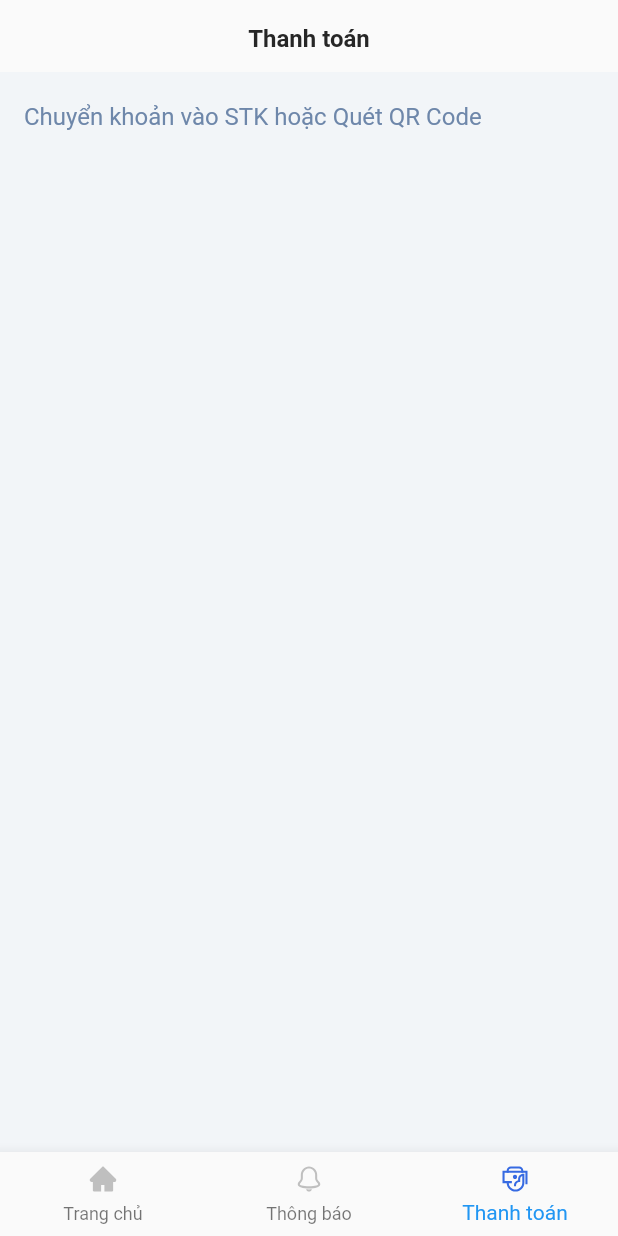
After one commit to thuno/Apartment-Manager, a Flutter app: the NavigationScreen screen opened directly, item 3 of the bottom bar chosen, on a phone screen of 412 x 824 dp. The commit adds this screen. Run offline on Flutter 3.47's test engine with Material 2 defaults, Android fonts, the phone set to English and light mode, and no system bars; our stand-ins replace flutter_svg.

Commit message:
create class bill item & bill history payment screen

```diff
--- /dev/null
+++ b/lib/Module/bill_history.dart
@@ -0,0 +1 @@
+class BillItem {}
--- a/lib/View/login_screen.dart
+++ b/lib/View/login_screen.dart
@@ -1,5 +1,5 @@
 import 'package:flutter/material.dart';
-import 'package:project1/View/home_screen.dart';
+import 'package:project1/View/navigation_screen.dart';
 
 class LoginScreen extends StatefulWidget {
   const LoginScreen({super.key});
@@ -100,7 +100,8 @@ class _LoginScreenState extends State<LoginScreen> {
                     alignment: Alignment.bottomCenter,
                     child: InkWell(
                       onTap: () {
-                        Navigator.pushReplacement(context, MaterialPageRoute(builder: (context) => const HomeScreen()));
+                        Navigator.pushReplacement(
+                            context, MaterialPageRoute(builder: (context) => const NavigationScreen()));
                       },
                       child: Container(
                         height: 40,
--- /dev/null
+++ b/lib/View/navigation_screen.dart
@@ -0,0 +1,88 @@
+import 'package:flutter/material.dart';
+import 'package:flutter/services.dart';
+import 'package:flutter_svg/flutter_svg.dart';
+import 'package:project1/View/home_screen.dart';
+import 'package:project1/View/payment_screen.dart';
+
+class NavigationScreen extends StatefulWidget {
+  const NavigationScreen({super.key});
+
+  @override
+  State<NavigationScreen> createState() => _NavigationScreenState();
+}
+
+class _NavigationScreenState extends State<NavigationScreen> {
+  int currentTab = 0;
+
+  @override
+  Widget build(BuildContext context) {
+    return Scaffold(
+      //set status bar ko màu và các icon có màu tối
+      appBar: AppBar(
+        automaticallyImplyLeading: false,
+        elevation: 0,
+        toolbarHeight: 0,
+        backgroundColor: Colors.transparent,
+        systemOverlayStyle:
+            const SystemUiOverlayStyle(statusBarIconBrightness: Brightness.dark, statusBarColor: Colors.transparent),
+      ),
+      body: Builder(builder: (context) {
+        switch (currentTab) {
+          case 0:
+            return const HomeScreen();
+          // case 1:
+          //   return const HomeScreen();
+          case 2:
+            return const PaymentScreen();
+          default:
+            return const HomeScreen();
+        }
+      }),
+      bottomNavigationBar: BottomNavigationBar(
+          onTap: (index) {
+            setState(() {
+              currentTab = index;
+            });
+          },
+          currentIndex: currentTab,
+          items: [
+            BottomNavigationBarItem(
+              icon: Container(
+                width: 20,
+                height: 20,
+                margin: const EdgeInsets.only(bottom: 4),
+                child: SvgPicture.asset(
+                  'lib/Assets/home.svg',
+                  color: currentTab == 0 ? const Color(0xFF366AE2) : const Color(0xFFBFBFBF),
+                ),
+              ),
+              label: 'Trang chủ',
+            ),
+            BottomNavigationBarItem(
+              icon: Container(
+                width: 20,
+                height: 20,
+                margin: const EdgeInsets.only(bottom: 4),
+                child: SvgPicture.asset(
+                  'lib/Assets/bell.svg',
+                  color: currentTab == 1 ? const Color(0xFF366AE2) : const Color(0xFFBFBFBF),
+                ),
+              ),
+              label: 'Thông báo',
+            ),
+            BottomNavigationBarItem(
+              icon: Container(
+                width: 20,
+                height: 20,
+                margin: const EdgeInsets.only(bottom: 4),
+                child: SvgPicture.asset(
+                  'lib/Assets/payment.svg',
+                  color: currentTab == 2 ? const Color(0xFF366AE2) : const Color(0xFFBFBFBF),
+                ),
+              ),
+              label: 'Thanh toán',
+            ),
+          ]),
+    );
+  }
+}
--- /dev/null
+++ b/lib/View/payment_screen.dart
@@ -0,0 +1,77 @@
+import 'package:flutter/material.dart';
+import 'package:flutter/services.dart';
+
+class PaymentScreen extends StatefulWidget {
+  final bool isPage;
+  const PaymentScreen({this.isPage = true, super.key});
+
+  @override
+  State<PaymentScreen> createState() => _PaymentScreenState();
+}
+
+class _PaymentScreenState extends State<PaymentScreen> {
+  List listImg = [];
+
+  @override
+  Widget build(BuildContext context) {
+    return Scaffold(
+      appBar: AppBar(
+        automaticallyImplyLeading: false,
+        elevation: 0,
+        toolbarHeight: 48,
+        backgroundColor: Colors.transparent,
+        systemOverlayStyle:
+            const SystemUiOverlayStyle(statusBarIconBrightness: Brightness.dark, statusBarColor: Colors.transparent),
+        leading: widget.isPage
+            ? null
+            : Container(
+                height: double.infinity,
+                alignment: Alignment.topCenter,
+                padding: const EdgeInsets.only(top: 12),
+                child: InkWell(
+                  onTap: () {
+                    Navigator.pop(context);
+                  },
+                  child: const Icon(
+                    Icons.chevron_left,
+                    size: 24,
+                    color: Color(0xFF4B6281),
+                  ),
+                ),
+              ),
+        centerTitle: true,
+        title: const Text(
+          'Thanh toán',
+          style: TextStyle(
+            fontSize: 16,
+            height: 24 / 16,
+            fontWeight: FontWeight.w600,
+            color: Color(0xFF262626),
+          ),
+        ),
+      ),
+      body: Container(
+        color: const Color(0xFFF2F5F8),
+        padding: const EdgeInsets.all(16),
+        child: ListView(
+          children: [
+            const Text(
+              'Chuyển khoản vào STK hoặc Quét QR Code',
+              style: TextStyle(
+                fontSize: 16,
+                height: 24 / 16,
+                color: Color(0xFF6E87AA),
+              ),
+              maxLines: 2,
+            ),
+            for (var img in listImg)
+              Container(
+                margin: const EdgeInsets.only(top: 16),
+                child: Image.network(img),
+              ),
+          ],
+        ),
+      ),
+    );
+  }
+}
```
Also changed, not shown: lib/View/bill_detail_screen.dart (+9 -2 lines), lib/View/bill_history_screen.dart (added, +189 -0 lines), lib/View/home_screen.dart (+12 -62 lines), lib/Assets/filter.svg (added), lib/Assets/noti screen.svg (added).
